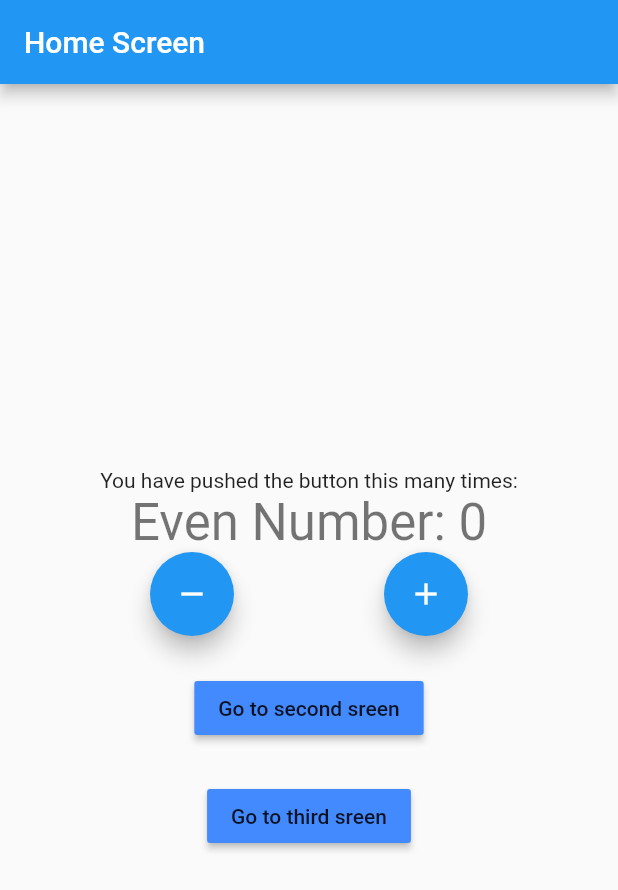
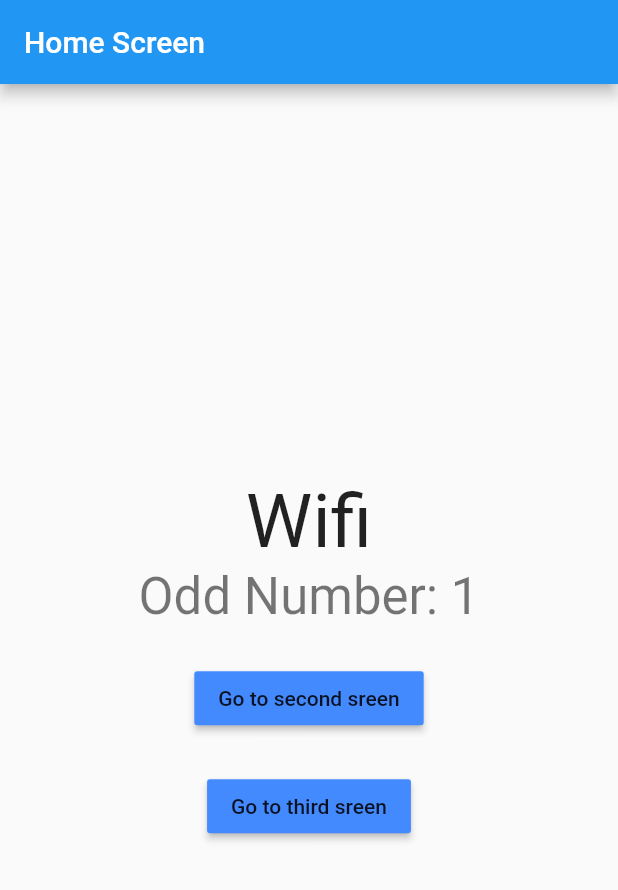
Before and after one commit to lemon-sandwich/flutter-with-bloc, a Flutter app: the screen it shows after launch, on a phone screen of 412 x 824 dp. Shown: the top 890 px of the screen. Run offline on Flutter 3.47's test engine with Material 2 defaults, Android fonts, the phone set to English and light mode, and no system bars; our stand-ins replace bloc, connectivity_plus, equatable, flutter_bloc.

Commit message:
Used StreamSubscription. Increment on Wifi Connection, Decrement on Mobile.

```diff
--- /dev/null
+++ b/lib/constants/enums.dart
@@ -0,0 +1,4 @@
+enum ConnectionType{
+  Wifi,
+  Mobile
+}
--- a/lib/cubit/counter_cubit.dart
+++ b/lib/cubit/counter_cubit.dart
@@ -1,13 +1,38 @@
+import 'dart:async';
+
 import 'package:bloc/bloc.dart';
-import 'package:meta/meta.dart';
+import 'package:flutter_with_bloc/cubit/internet_cubit.dart';
 import 'package:equatable/equatable.dart';
 part 'counter_state.dart';
 
 class CounterCubit extends Cubit<CounterState> {
-  CounterCubit() : super(CounterState(CounterValue: 0, wasIncremented: false));
+  final InternetCubit internetCubit;
+  late StreamSubscription internetStreamSubscription;
+  CounterCubit(this.internetCubit) : super(CounterState(CounterValue: 0)) {
+    monitorInternetCubit();
+  }
+
+  StreamSubscription<InternetState> monitorInternetCubit() {
+    return internetCubit.stream.listen((internetState) {
+      if (internetState is InternetConnected &&
+          internetState.connectionType == ConnectionType.Wifi) {
+        increment();
+      }
+      if (internetState is InternetConnected &&
+          internetState.connectionType == ConnectionType.Mobile) {
+        decrement();
+      }
+    });
+  }
 
   void increment() => emit(CounterState(CounterValue: state.CounterValue + 1,wasIncremented: true));
 
   void decrement() => emit(CounterState(CounterValue: state.CounterValue - 1,wasIncremented: false));
 
+  @override
+  Future<void> close() {
+    // TODO: implement close
+    internetStreamSubscription.cancel();
+    return super.close();
+  }
 }
--- /dev/null
+++ b/lib/cubit/internet_cubit.dart
@@ -0,0 +1,40 @@
+import 'dart:async';
+import 'package:connectivity_plus/connectivity_plus.dart';
+import 'package:bloc/bloc.dart';
+import 'package:meta/meta.dart';
+part 'internet_state.dart';
+
+class InternetCubit extends Cubit<InternetState> {
+  final Connectivity connectivity;
+  late StreamSubscription connectivityStreamSubscription;
+
+  InternetCubit(this.connectivity) : super(InternetLoading()) {
+    monitorInternetConnection();
+  }
+
+  StreamSubscription<ConnectivityResult> monitorInternetConnection() {
+    return connectivityStreamSubscription =
+        connectivity.onConnectivityChanged.listen((connectivityResult) {
+      // Got a new connectivity status!
+      if (connectivityResult == ConnectivityResult.wifi) {
+        emitInternetConnected(ConnectionType.Wifi);
+      } else if (connectivityResult == ConnectivityResult.mobile) {
+        emitInternetConnected(ConnectionType.Mobile);
+      } else if (connectivityResult == ConnectivityResult.none) {
+        emitInternetDisconnected();
+      }
+    });
+  }
+
+  void emitInternetConnected(ConnectionType _connectionType) =>
+      emit(InternetConnected(connectionType: _connectionType));
+
+  void emitInternetDisconnected() => emit(InternetDisconnected());
+
+  @override
+  Future<void> close() {
+    // We don't want to listen to the subscription forever so we'll cancel it when the bloc is closed.
+    connectivityStreamSubscription.cancel();
+    return super.close();
+  }
+}
--- /dev/null
+++ b/lib/cubit/internet_state.dart
@@ -0,0 +1,18 @@
+part of 'internet_cubit.dart';
+
+enum ConnectionType{
+  Wifi,
+  Mobile
+}
+
+@immutable
+abstract class InternetState {}
+
+class InternetLoading extends InternetState {}
+
+class InternetConnected extends InternetState {
+  final ConnectionType connectionType;
+  InternetConnected({required this.connectionType});
+}
+
+class InternetDisconnected extends InternetState {}
--- a/lib/main.dart
+++ b/lib/main.dart
@@ -1,30 +1,42 @@
 import 'package:flutter/cupertino.dart';
 import 'package:flutter/material.dart';
 import 'package:flutter_bloc/flutter_bloc.dart';
+import 'package:flutter_with_bloc/cubit/internet_cubit.dart';
 import 'package:flutter_with_bloc/presentation/router/app_router.dart';
-import 'package:flutter_with_bloc/presentation/screens/home_screen.dart';
-import 'package:flutter_with_bloc/presentation/screens/second_screen.dart';
-import 'package:flutter_with_bloc/presentation/screens/third_screen.dart';
-
+import 'package:connectivity_plus/connectivity_plus.dart';
 import 'cubit/counter_cubit.dart';
 
 void main() {
-  runApp(MyApp());
+  runApp(MyApp(appRouter: AppRouter(), connectivity: Connectivity()));
 }
-
+// CounterCubit depends on InternetCubit which depends upon connectivity_plus. So it's an architectural tip to initiate the
+// connectivity_plus when the app launches.
 class MyApp extends StatelessWidget {
-  final AppRouter _appRouter = AppRouter();
-
+  final AppRouter appRouter;
+  final Connectivity connectivity;
+  const MyApp({
+    Key? key,
+    required this.appRouter,
+    required this.connectivity,
+  }): super(key: key);
   @override
   Widget build(BuildContext context) {
-    return BlocProvider<CounterCubit>( // Providing Globally
-      create: (context) => CounterCubit(),
+    return MultiBlocProvider( // MultiBlocProvider used for organizing code.
+      providers: [
+        BlocProvider<InternetCubit>(
+          create: (context) => InternetCubit(connectivity),
+        ),
+        BlocProvider<CounterCubit>(
+          create: (context) => CounterCubit(BlocProvider.of<InternetCubit>(context)), //
+        )
+
+      ],// Providing Globally
       child: MaterialApp(
         title: 'Flutter Demo',
         theme: ThemeData(
           primarySwatch: Colors.blue,
         ),
-        onGenerateRoute: _appRouter.OnGenerateRoute,
+        onGenerateRoute: appRouter.OnGenerateRoute, // Most Professional Routing Method
       ),
     );
   }
--- a/lib/presentation/router/app_router.dart
+++ b/lib/presentation/router/app_router.dart
@@ -19,13 +19,11 @@ class AppRouter {
             builder: (_) => const SecondScreen(
                       title: 'Second Screen', colors: Colors.redAccent),
                 );
-        break;
       case '/third':
         return MaterialPageRoute(
             builder: (_) => const ThirdScreen(
                       title: 'Third Screen', colors: Colors.greenAccent),
                 );
-        break;
       default:
         return null;
     }
--- a/lib/presentation/screens/home_screen.dart
+++ b/lib/presentation/screens/home_screen.dart
@@ -2,6 +2,7 @@ import 'package:flutter/cupertino.dart';
 import 'package:flutter/material.dart';
 import 'package:flutter_bloc/flutter_bloc.dart';
 import 'package:flutter_with_bloc/cubit/counter_cubit.dart';
+import 'package:flutter_with_bloc/cubit/internet_cubit.dart';
 import 'package:flutter_with_bloc/presentation/screens/second_screen.dart';
 
 class HomeScreen extends StatefulWidget {
@@ -14,13 +15,6 @@ class HomeScreen extends StatefulWidget {
 }
 
 class _HomeScreenState extends State<HomeScreen> {
-  int _counter = 0;
-
-  void _incrementCounter() {
-    setState(() {
-      _counter++;
-    });
-  }
 
   @override
   Widget build(BuildContext context) {
@@ -33,8 +27,31 @@ class _HomeScreenState extends State<HomeScreen> {
         child: Column(
           mainAxisAlignment: MainAxisAlignment.center,
           children: <Widget>[
-            const Text(
-              'You have pushed the button this many times:',
+            BlocBuilder<InternetCubit,InternetState>(
+              builder: (context,state) {
+                if (state is InternetConnected && state.connectionType == ConnectionType.Wifi)
+                  {
+                     return const Text('Wifi',
+                     style: TextStyle(
+                       fontSize: 50
+                     ),);
+                  }
+                else if (state is InternetConnected && state.connectionType == ConnectionType.Mobile)
+                {
+                  return const Text('Mobile',
+                    style: TextStyle(
+                        fontSize: 50
+                    ),);
+                }
+                else if (state is InternetDisconnected)
+                {
+                  return const Text('Disconnected',
+                    style: TextStyle(
+                        fontSize: 50
+                    ),);
+                }
+                return CircularProgressIndicator();
+              },
             ),
             BlocConsumer<CounterCubit, CounterState>( // Combines BlocBuilder and BlocListener to optimize code
               builder: (context, state) {
@@ -76,7 +93,7 @@ class _HomeScreenState extends State<HomeScreen> {
                 }
               },
             ),
-            Row(
+            /*Row(
               mainAxisAlignment: MainAxisAlignment.spaceEvenly,
               children: [
                 FloatingActionButton(
@@ -94,7 +111,7 @@ class _HomeScreenState extends State<HomeScreen> {
                   heroTag: 'To Add',
                 ),
               ],
-            ),
+            ),*/
             SizedBox(height: 24,),
             MaterialButton(onPressed: () {
               Navigator.of(context).pushNamed('/second');
--- a/pubspec.yaml
+++ b/pubspec.yaml
@@ -42,6 +42,7 @@ dev_dependencies:
   test: any
   bloc_test: ^9.0.2
   equatable: ^2.0.3
+  connectivity_plus: ^2.2.0
 
   # The "flutter_lints" package below contains a set of recommended lints to
   # encourage good coding practices. The lint set provided by the package is
```
Also changed, not shown: pubspec.lock, 1 other file.
